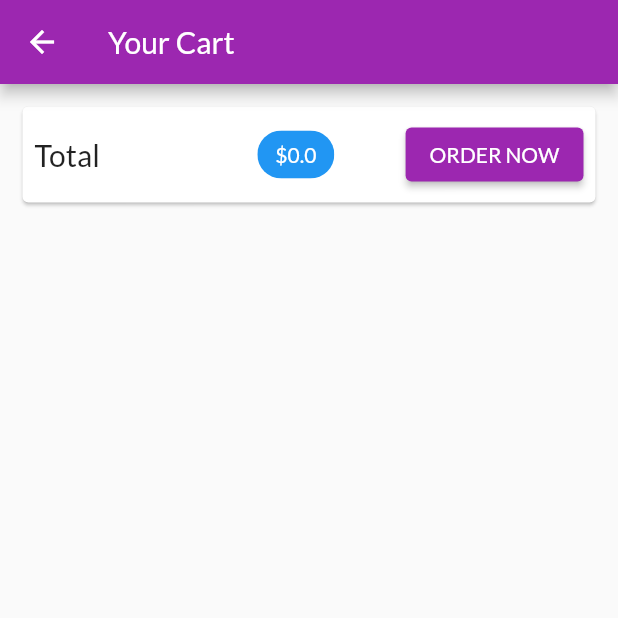
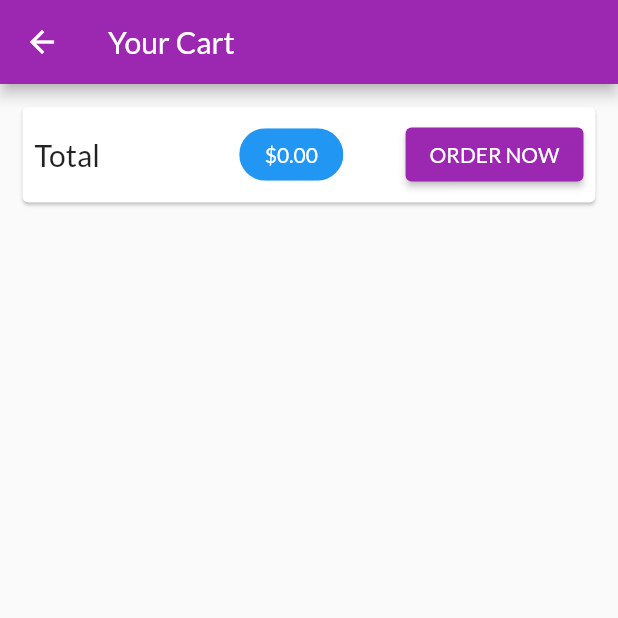
Before and after one commit to alirizatemel/basic_shop_app, a Flutter app: the CartScreen screen opened by its route, on a phone screen of 412 x 824 dp, the top half of it. Run offline on Flutter 3.47's test engine with Material 2 defaults, Android fonts, the phone set to English and light mode, and no system bars; network calls fail.

Commit message:
cart details

```diff
--- a/lib/screens/cart_screens.dart
+++ b/lib/screens/cart_screens.dart
@@ -1,6 +1,6 @@
 import 'package:flutter/material.dart';
 import 'package:provider/provider.dart';
-import '../providers/cart.dart';
+import '../providers/cart.dart' show Cart;
 import '../widgets/cart_item.dart';
 
 class CartScreen extends StatelessWidget {
@@ -29,13 +29,18 @@ class CartScreen extends StatelessWidget {
                     width: 10,
                   ),
                   Chip(
-                    label: Text(
-                      '\$${cart.totalAmount}',
-                      style: TextStyle(
-                          color: Theme.of(context)
-                              .primaryTextTheme
-                              .headline6
-                              .color),
+                    label: Padding(
+                      padding: EdgeInsets.all(5),
+                      child: FittedBox(
+                        child: Text(
+                          '\$${cart.totalAmount.toStringAsFixed(2)}',
+                          style: TextStyle(
+                              color: Theme.of(context)
+                                  .primaryTextTheme
+                                  .headline6
+                                  .color),
+                        ),
+                      ),
                     ),
                     backgroundColor: Theme.of(context).primaryColor,
                   ),
@@ -50,7 +55,12 @@ class CartScreen extends StatelessWidget {
           Expanded(
               child: ListView.builder(
             itemCount: cart.items.length,
-            itemBuilder: (ctx, i) => CartItem(),
+            itemBuilder: (ctx, i) => CartItem(
+                cart.items.values.toList()[i].id,
+                cart.items.keys.toList()[i],
+                cart.items.values.toList()[i].price,
+                cart.items.values.toList()[i].quantity,
+                cart.items.values.toList()[i].title),
           ))
         ],
       ),
```
Also changed, not shown: lib/providers/cart.dart (+5 -2 lines), lib/widgets/cart_item.dart (+26 -3 lines).
